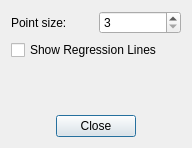
Above: ProjectViewer/curveviewerdisplayoptionsdialog.ui from fsoos74/su before the change. Below: the same form after it.
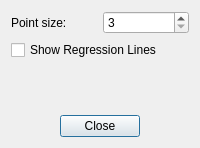
That is the form after the change. Icons and pictures are not drawn.

What changed in the file:
```diff
--- a/ProjectViewer/curveviewerdisplayoptionsdialog.ui
+++ b/ProjectViewer/curveviewerdisplayoptionsdialog.ui
@@ -6,7 +6,7 @@
    <rect>
     <x>0</x>
     <y>0</y>
-    <width>192</width>
+    <width>200</width>
     <height>148</height>
    </rect>
   </property>
```
Left out of the diff: 8 changed lines with no effect on the pictures.
